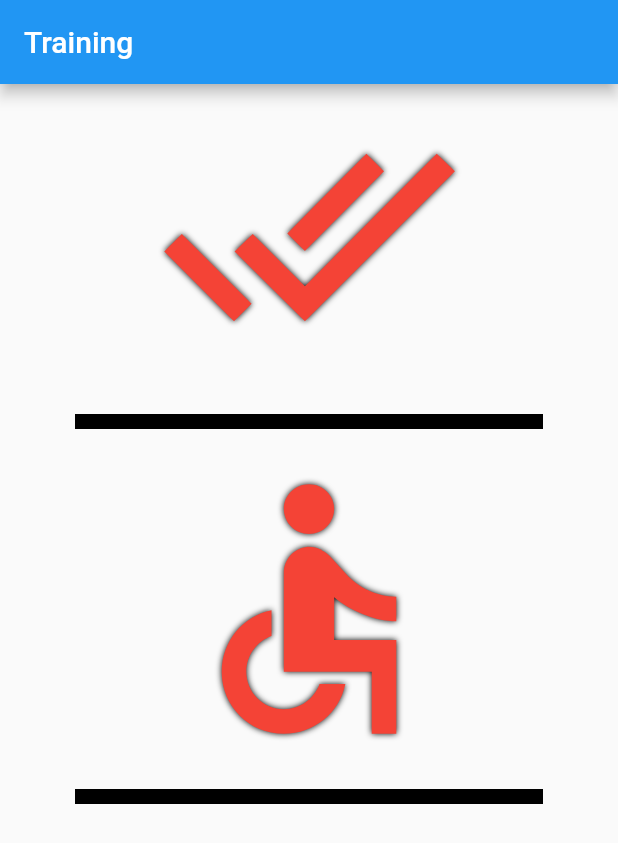
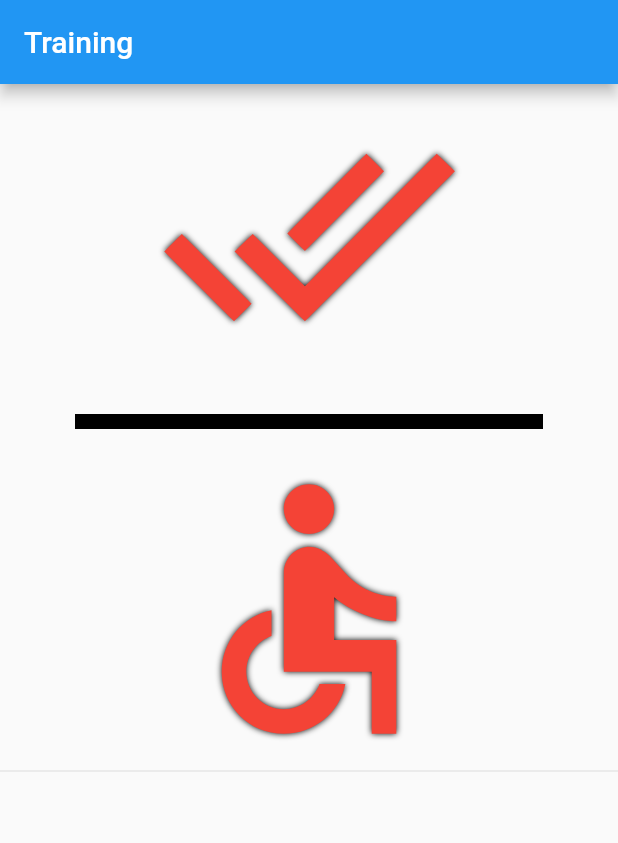
Before and after one commit to nash-2023/flutter001, a Flutter app: the screen it shows after launch, on a phone screen of 412 x 824 dp. Shown: the top 843 px of the screen. Run offline on Flutter 3.47's test engine with Material 2 defaults, Android fonts, the phone set to English and light mode, and no system bars; missing offline and left inert: dart:html.

Commit message:
last version- home labtop

```diff
--- a/flutter_training_001/lib/009_Icon.dart
+++ b/flutter_training_001/lib/009_Icon.dart
@@ -55,12 +55,12 @@ class TrIcn extends StatelessWidget {
             ],
           ),
           Divider(
-            height: 50.0,
-            thickness: 10.0,
-            indent: 50.0,
-            endIndent: 50.0,
-            color: Colors.black,
-          ),
+              // height: 50.0,
+              // thickness: 10.0,
+              // indent: 50.0,
+              // endIndent: 50.0,
+              // color: Colors.black,
+              ),
         ],
       ),
     );
```
